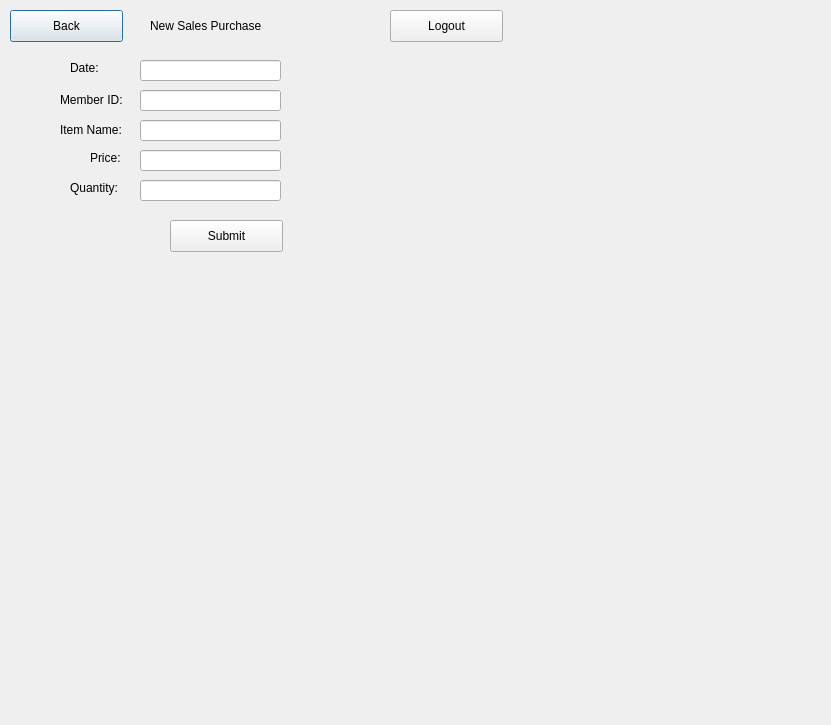
First picture: the form in QtGui/addSalesInfo.ui, repository Tligtvoet/goat-bulk, before the edit.
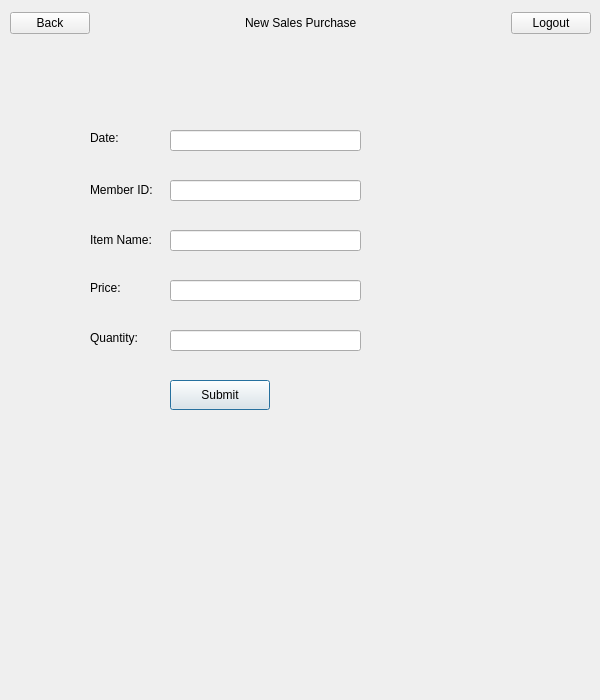
Second picture: the form after the edit.

```diff
--- a/QtGui/addSalesInfo.ui
+++ b/QtGui/addSalesInfo.ui
@@ -6,57 +6,30 @@
    <rect>
     <x>0</x>
     <y>0</y>
-    <width>831</width>
-    <height>725</height>
+    <width>600</width>
+    <height>700</height>
    </rect>
   </property>
+  <property name="minimumSize">
+   <size>
+    <width>600</width>
+    <height>700</height>
+   </size>
+  </property>
+  <property name="maximumSize">
+   <size>
+    <width>600</width>
+    <height>700</height>
+   </size>
+  </property>
   <property name="windowTitle">
    <string>Dialog</string>
   </property>
-  <widget class="QPushButton" name="back_button">
-   <property name="geometry">
-    <rect>
-     <x>10</x>
-     <y>10</y>
-     <width>113</width>
-     <height>32</height>
-    </rect>
-   </property>
-   <property name="text">
-    <string>Back</string>
-   </property>
-  </widget>
-  <widget class="QPushButton" name="logout_button">
-   <property name="geometry">
-    <rect>
-     <x>390</x>
-     <y>10</y>
-     <width>113</width>
-     <height>32</height>
-    </rect>
-   </property>
-   <property name="text">
-    <string>Logout</string>
-   </property>
-  </widget>
-  <widget class="QLabel" name="label">
-   <property name="geometry">
-    <rect>
-     <x>150</x>
-     <y>10</y>
-     <width>141</width>
-     <height>31</height>
-    </rect>
-   </property>
-   <property name="text">
-    <string>New Sales Purchase</string>
-   </property>
-  </widget>
   <widget class="QLabel" name="label_2">
    <property name="geometry">
     <rect>
-     <x>70</x>
-     <y>60</y>
+     <x>90</x>
+     <y>130</y>
      <width>60</width>
      <height>16</height>
     </rect>
@@ -68,8 +41,8 @@
   <widget class="QLabel" name="label_3">
    <property name="geometry">
     <rect>
-     <x>60</x>
-     <y>90</y>
+     <x>90</x>
+     <y>180</y>
      <width>81</width>
      <height>20</height>
     </rect>
@@ -81,8 +54,8 @@
   <widget class="QLabel" name="label_4">
    <property name="geometry">
     <rect>
-     <x>60</x>
-     <y>120</y>
+     <x>90</x>
+     <y>230</y>
      <width>81</width>
      <height>20</height>
     </rect>
@@ -95,7 +68,7 @@
    <property name="geometry">
     <rect>
      <x>90</x>
-     <y>150</y>
+     <y>280</y>
      <width>60</width>
      <height>16</height>
     </rect>
@@ -107,8 +80,8 @@
   <widget class="QLabel" name="label_6">
    <property name="geometry">
     <rect>
-     <x>70</x>
-     <y>180</y>
+     <x>90</x>
+     <y>330</y>
      <width>60</width>
      <height>16</height>
     </rect>
@@ -120,9 +93,9 @@
   <widget class="QLineEdit" name="lineEdit_itemDate">
    <property name="geometry">
     <rect>
-     <x>140</x>
-     <y>60</y>
-     <width>141</width>
+     <x>170</x>
+     <y>130</y>
+     <width>191</width>
      <height>21</height>
     </rect>
    </property>
@@ -130,9 +103,9 @@
   <widget class="QLineEdit" name="lineEdit_membID">
    <property name="geometry">
     <rect>
-     <x>140</x>
-     <y>90</y>
-     <width>141</width>
+     <x>170</x>
+     <y>180</y>
+     <width>191</width>
      <height>21</height>
     </rect>
    </property>
@@ -140,9 +113,9 @@
   <widget class="QLineEdit" name="lineEdit_itemName">
    <property name="geometry">
     <rect>
-     <x>140</x>
-     <y>120</y>
-     <width>141</width>
+     <x>170</x>
+     <y>230</y>
+     <width>191</width>
      <height>21</height>
     </rect>
    </property>
@@ -150,9 +123,9 @@
   <widget class="QLineEdit" name="lineEdit_itemCost">
    <property name="geometry">
     <rect>
-     <x>140</x>
-     <y>150</y>
-     <width>141</width>
+     <x>170</x>
+     <y>280</y>
+     <width>191</width>
      <height>21</height>
     </rect>
    </property>
@@ -160,9 +133,9 @@
   <widget class="QLineEdit" name="lineEdit_itemQuantity">
    <property name="geometry">
     <rect>
-     <x>140</x>
-     <y>180</y>
-     <width>141</width>
+     <x>170</x>
+     <y>330</y>
+     <width>191</width>
      <height>21</height>
     </rect>
    </property>
@@ -171,15 +144,74 @@
    <property name="geometry">
     <rect>
      <x>170</x>
-     <y>220</y>
-     <width>113</width>
-     <height>32</height>
+     <y>380</y>
+     <width>100</width>
+     <height>30</height>
     </rect>
    </property>
    <property name="text">
     <string>Submit</string>
    </property>
   </widget>
+  <widget class="QWidget" name="">
+   <property name="geometry">
+    <rect>
+     <x>10</x>
+     <y>10</y>
+     <width>581</width>
+     <height>26</height>
+    </rect>
+   </property>
+   <layout class="QHBoxLayout" name="horizontalLayout">
+    <item>
+     <widget class="QPushButton" name="back_button">
+      <property name="text">
+       <string>Back</string>
+      </property>
+     </widget>
+    </item>
+    <item>
+     <spacer name="horizontalSpacer">
+      <property name="orientation">
+       <enum>Qt::Horizontal</enum>
+      </property>
+      <property name="sizeHint" stdset="0">
+       <size>
+        <width>40</width>
+        <height>20</height>
+       </size>
+      </property>
+     </spacer>
+    </item>
+    <item>
+     <widget class="QLabel" name="label">
+      <property name="text">
+       <string>New Sales Purchase</string>
+      </property>
+     </widget>
+    </item>
+    <item>
+     <spacer name="horizontalSpacer_2">
+      <property name="orientation">
+       <enum>Qt::Horizontal</enum>
+      </property>
+      <property name="sizeHint" stdset="0">
+       <size>
+        <width>40</width>
+        <height>20</height>
+       </size>
+      </property>
+     </spacer>
+    </item>
+    <item>
+     <widget class="QPushButton" name="logout_button">
+      <property name="text">
+       <string>Logout</string>
+      </property>
+     </widget>
+    </item>
+   </layout>
+  </widget>
  </widget>
  <resources/>
  <connections/>
```
